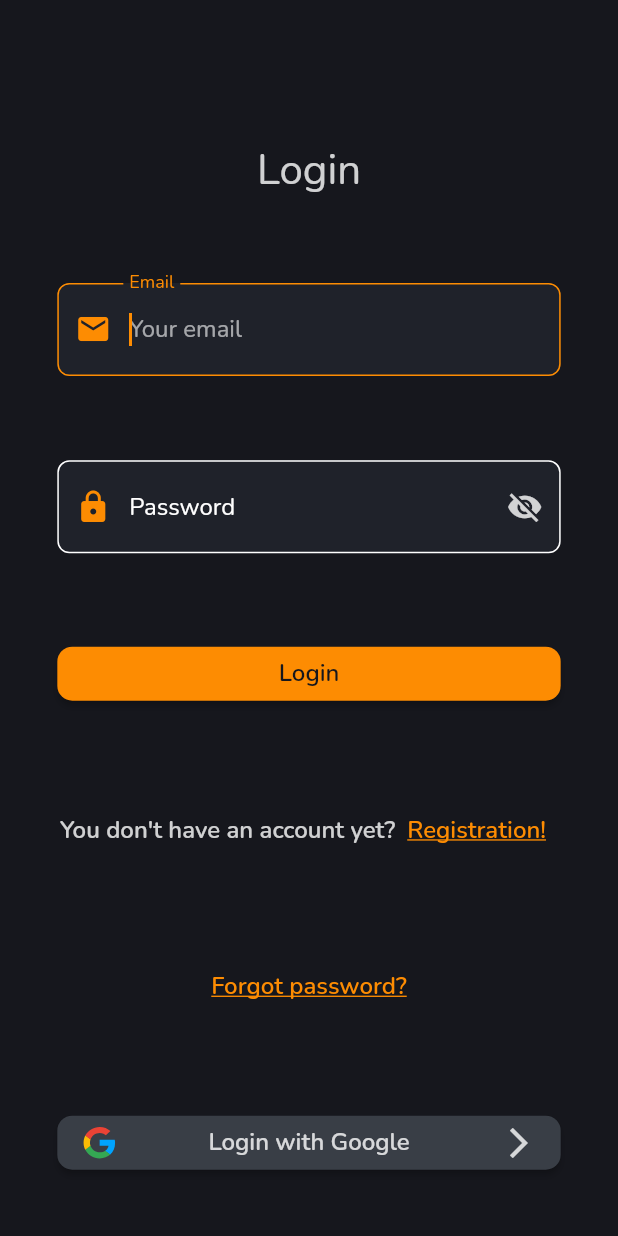
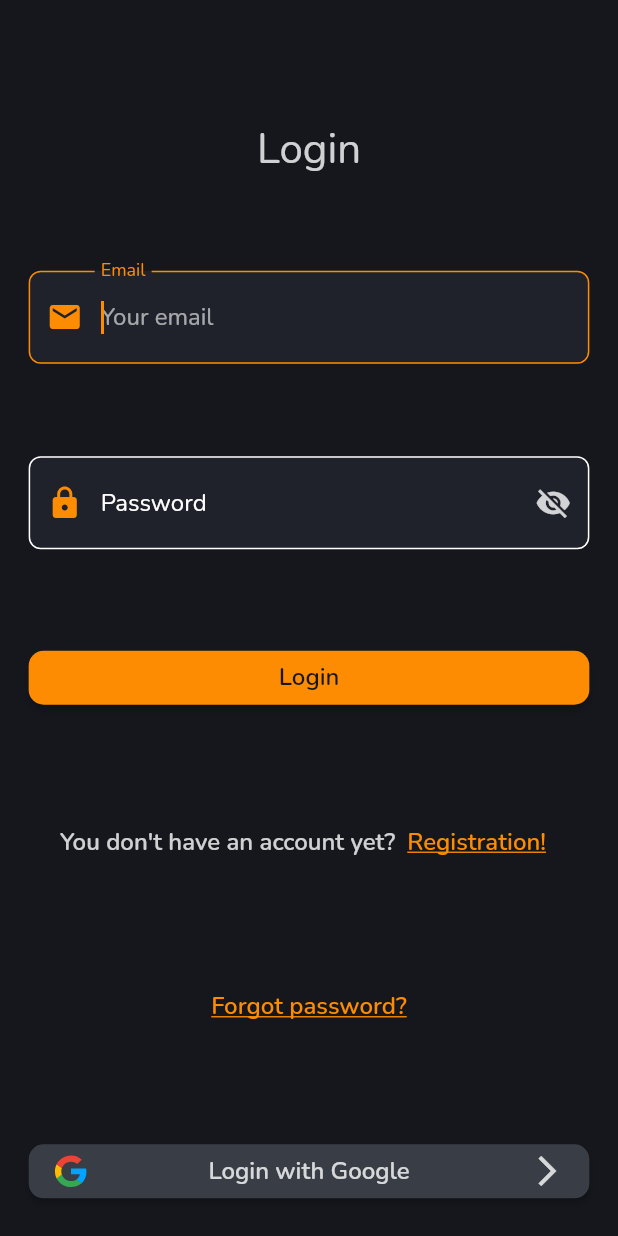
Before and after one commit to havasig/spendingShare, a Flutter app: the screen it shows after launch, after a tap on "Email", on a phone screen of 412 x 824 dp. Run offline on Flutter 3.47's test engine with Material 2 defaults, Android fonts, the phone set to English and light mode, and no system bars; our stand-ins replace firebase_auth, firebase_core, flutter_screenutil, flutter_svg, get, math_expressions and 1 more; accounts and stored records are empty; statements that could not run were skipped.

Commit message:
add firebase email and password authentication

```diff
--- a/lib/main.dart
+++ b/lib/main.dart
@@ -1,14 +1,28 @@
+import 'package:firebase_core/firebase_core.dart';
+import 'package:flutter/foundation.dart';
 import 'package:flutter/material.dart';
 import 'package:flutter_screenutil/flutter_screenutil.dart';
 import 'package:get/get.dart';
-import 'package:spending_share/ui/auth/login_page.dart';
+import 'package:provider/provider.dart';
+import 'package:spending_share/ui/auth/authentication.dart';
 import 'package:spending_share/ui/constants/color_constants.dart';
+import 'package:spending_share/ui/widgets/my_appbar.dart';
 import 'package:spending_share/utils/localization_service.dart';
 
-Future<void> main() async {
+import 'firebase_options.dart';
+
+void main() async {
   WidgetsFlutterBinding.ensureInitialized();
   await LocalizationService.loadAllTranslations();
-  runApp(const MyApp());
+  await Firebase.initializeApp(
+    options: DefaultFirebaseOptions.currentPlatform,
+  );
+  runApp(
+    ChangeNotifierProvider(
+      create: (context) => ApplicationState(),
+      builder: (context, _) => const MyApp(),
+    ),
+  );
 }
 
 class MyApp extends StatelessWidget {
@@ -42,13 +56,11 @@ class MyApp extends StatelessWidget {
             child: child!,
           );
         },
-        home: const LoginPage(),
+        home: const MyHomePage(title: 'Main Page'),
       ),
     );
   }
 }
-
-/*
 
 class MyHomePage extends StatefulWidget {
   const MyHomePage({Key? key, required this.title}) : super(key: key);
@@ -62,14 +74,49 @@ class MyHomePage extends StatefulWidget {
 class _MyHomePageState extends State<MyHomePage> {
   @override
   Widget build(BuildContext context) {
+    return SafeArea(
+      child: Scaffold(
+        body: Consumer<ApplicationState>(
+          builder: (context, appState, _) => Authentication(
+            loginState: appState.loginState,
+          ),
+        ),
+      ),
+    );
+  }
+}
+
+/*
+
+class LaunchPage extends StatelessWidget {
+  LaunchPage({Key? key}) : super(key: key);
+  FirebaseAuth auth = FirebaseAuth.instance;
+
+  @override
+  Widget build(BuildContext context) {
     return Scaffold(
-      appBar: MyAppBar(
-        titleText: widget.title,
-      ),
       body: Center(
         child: Column(
           mainAxisAlignment: MainAxisAlignment.center,
           children: <Widget>[
+            ElevatedButton(
+              child: const Text('Launch'),
+              onPressed: () {
+                Get.to(() => LaunchPage());
+              },
+            ),
+            ElevatedButton(
+              child: const Text('Login'),
+              onPressed: () {
+                Get.to(() => const LoginPage());
+              },
+            ),
+            ElevatedButton(
+              child: const Text('Register'),
+              onPressed: () {
+                Get.to(() => const RegisterPage());
+              },
+            ),
             ElevatedButton(
               child: const Text('Input Field Page'),
               onPressed: () {
--- /dev/null
+++ b/lib/ui/auth/authentication.dart
@@ -0,0 +1,92 @@
+import 'package:firebase_auth/firebase_auth.dart';
+import 'package:firebase_core/firebase_core.dart';
+import 'package:flutter/material.dart';
+import 'package:spending_share/ui/auth/login_page.dart';
+import 'package:spending_share/ui/auth/main_page.dart';
+import 'package:spending_share/ui/widgets/button.dart';
+
+import '../../firebase_options.dart';
+
+class Authentication extends StatelessWidget {
+  const Authentication({
+    Key? key,
+    required this.loginState,
+  }) : super(key: key);
+
+  final ApplicationLoginState loginState;
+
+  @override
+  Widget build(BuildContext context) {
+    switch (loginState) {
+      case ApplicationLoginState.loggedIn:
+        return MainPage();
+      case ApplicationLoginState.loggedOut:
+        return const LoginPage();
+      default:
+        return Row(
+          children: const [
+            Text("Internal error, this shouldn't happen..."),
+          ],
+        );
+    }
+  }
+
+  void showErrorDialog(BuildContext context, String title, Exception e) {
+    showDialog<void>(
+      context: context,
+      builder: (context) {
+        return AlertDialog(
+          title: Text(
+            title,
+            style: const TextStyle(fontSize: 24),
+          ),
+          content: SingleChildScrollView(
+            child: ListBody(
+              children: <Widget>[
+                Text(
+                  '${(e as dynamic).message}',
+                  style: const TextStyle(fontSize: 18),
+                ),
+              ],
+            ),
+          ),
+          actions: <Widget>[
+            Button(
+              onPressed: () {
+                Navigator.of(context).pop();
+              },
+              text: 'OK',
+            ),
+          ],
+        );
+      },
+    );
+  }
+}
+
+enum ApplicationLoginState { loggedOut, loggedIn }
+
+class ApplicationState extends ChangeNotifier {
+  ApplicationState() {
+    init();
+  }
+
+  ApplicationLoginState _loginState = ApplicationLoginState.loggedOut;
+
+  Future<void> init() async {
+    await Firebase.initializeApp(
+      options: DefaultFirebaseOptions.currentPlatform,
+    );
+
+    FirebaseAuth.instance.userChanges().listen((user) {
+      if (user != null) {
+        _loginState = ApplicationLoginState.loggedIn;
+      } else {
+        _loginState = ApplicationLoginState.loggedOut;
+      }
+      notifyListeners();
+    });
+  }
+
+  ApplicationLoginState get loginState => _loginState;
+}
--- a/pubspec.yaml
+++ b/pubspec.yaml
@@ -22,6 +22,7 @@ dependencies:
   math_expressions: ^2.3.0
   flutter_screenutil: ^5.2.0
   flutter_svg: ^1.0.3
+  provider: ^6.0.2
 
 dev_dependencies:
   mockito: ^5.1.0
```
Also changed, not shown: lib/ui/auth/login_page.dart (+30 -29 lines), lib/ui/auth/main_page.dart (added, +28 -0 lines), lib/ui/auth/register_page.dart (+24 -4 lines), lib/ui/widgets/dialogs/error_dialog.dart (added, +48 -0 lines), lib/firebase_options.dart (added), pubspec.lock.
